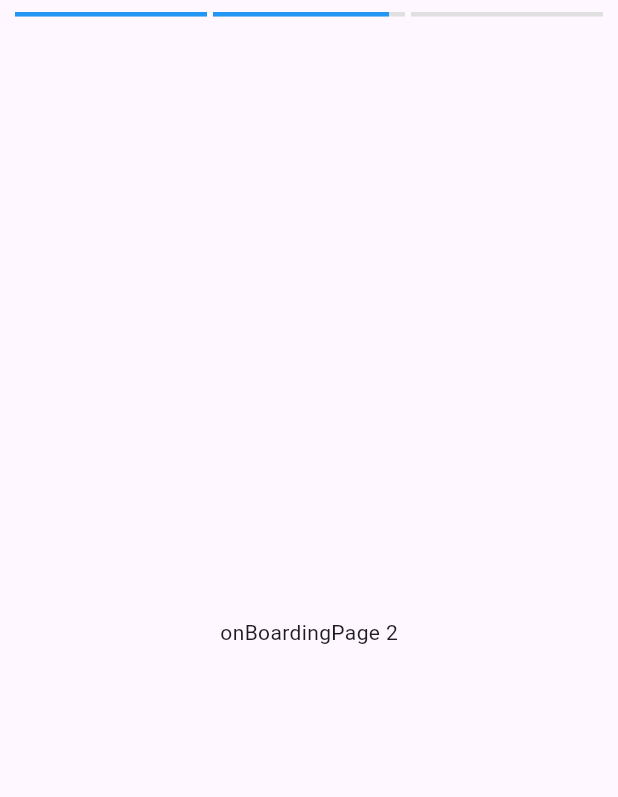
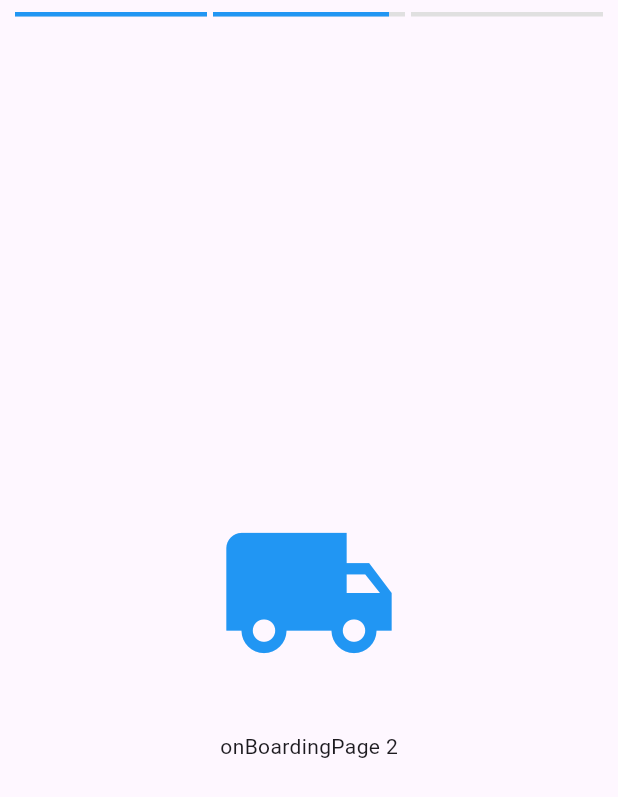
Before and after one commit to AlexandrRumyantsev/fake_store, a Flutter app: the screen it shows after launch, on a phone screen of 412 x 824 dp. Shown: the top 797 px of the screen. Run offline on Flutter 3.47's test engine with Material 3 defaults, Android fonts, the phone set to English and light mode, and no system bars; our stand-ins replace dio, flutter_svg, get_it, retrofit; generated files the repository leaves out were written again; statements that could not run were skipped.

Commit message:
Подгрузка списка продуктов

```diff
--- a/lib/di/init.dart
+++ b/lib/di/init.dart
@@ -2,5 +2,8 @@ import 'package:get_it/get_it.dart';
 import '../data/data_source/api/product.dart';
 import '../data/mappers/product.dart';
 import '../data/repositories/products.dart';
+import '../domain/repositories/product.dart';
+import '../domain/use_cases/product/get_products.dart';
+import '../infrastructure/api.dart';
 
 part 'injection.dart';
--- a/lib/di/injection.dart
+++ b/lib/di/injection.dart
@@ -10,12 +10,14 @@ final regS = sl.registerSingleton;
 final regF = sl.registerFactory;
 
 void configureDependencies() {
+  API.initialize();
   regLS(ProductService.new);
   regLS(ProductMapper.new);
-  regLS(
+  regLS<ProductRepository>(
     () => ProductRepositoryImpl(
       productService: sl<ProductService>(),
       productMapper: sl<ProductMapper>(),
     ),
   );
+  regLS(() => GetProductsUseCase(productRepository: sl<ProductRepository>()));
 }
--- /dev/null
+++ b/lib/domain/use_cases/product/get_products.dart
@@ -0,0 +1,13 @@
+import '../../entities/product.dart';
+import '../../repositories/product.dart';
+
+class GetProductsUseCase {
+  final ProductRepository _productRepository;
+
+  GetProductsUseCase({required ProductRepository productRepository})
+    : _productRepository = productRepository;
+
+  Future<List<ProductEntity>> call() async {
+    return _productRepository.getProducts();
+  }
+}
--- /dev/null
+++ b/lib/presentation/home_feed/state.dart
@@ -0,0 +1,13 @@
+part of 'view_model.dart';
+
+sealed class HomeFeedState {}
+class HomeFeedInitial extends HomeFeedState {}
+class HomeFeedLoading extends HomeFeedState {}
+class HomeFeedLoaded extends HomeFeedState {
+  final List<ProductEntity> products;
+  HomeFeedLoaded({required this.products});
+}
+class HomeFeedError extends HomeFeedState {
+  final String error;
+  HomeFeedError({required this.error});
+}
--- /dev/null
+++ b/lib/presentation/home_feed/view_model.dart
@@ -0,0 +1,27 @@
+import 'package:flutter/material.dart';
+
+import '../../di/init.dart';
+import '../../domain/entities/product.dart';
+import '../../domain/use_cases/product/get_products.dart';
+
+part 'state.dart';
+
+class HomeFeedViewModel extends ChangeNotifier {
+  final GetProductsUseCase _getProductsUseCase = sl<GetProductsUseCase>();
+  HomeFeedState _state = HomeFeedInitial();
+
+  HomeFeedState get state => _state;
+
+  /// Список продуктов
+  Future<void> fetchProducts() async {
+    _state = HomeFeedLoading();
+    notifyListeners();
+    try {
+      final products = await _getProductsUseCase.call();
+      _state = HomeFeedLoaded(products: products);
+    } catch (e) {
+      _state = HomeFeedError(error: e.toString());
+    }
+    notifyListeners();
+  }
+}
--- a/lib/presentation/onboarding/content.dart
+++ b/lib/presentation/onboarding/content.dart
@@ -2,11 +2,21 @@ part of 'page.dart';
 
 class _OnboardingContent extends StatelessWidget {
   final String text;
+  final IconData icon;
 
-  const _OnboardingContent({super.key, required this.text});
+  const _OnboardingContent({super.key, required this.text, required this.icon});
 
   @override
   Widget build(BuildContext context) {
-    return Center(child: Text(text));
+    return Center(
+      child: Column(
+        mainAxisAlignment: MainAxisAlignment.center,
+        children: [
+          Icon(icon, size: 120, color: Colors.blue),
+          const SizedBox(height: 32),
+          Text(text),
+        ],
+      ),
+    );
   }
 }
--- a/lib/presentation/onboarding/page.dart
+++ b/lib/presentation/onboarding/page.dart
@@ -2,6 +2,7 @@ import 'package:flutter/material.dart';
 import 'package:provider/provider.dart';
 
 import '../home_feed/page.dart';
+import '../home_feed/view_model.dart';
 import 'view_model.dart';
 
 part 'progress_bar.dart';
@@ -27,35 +28,42 @@ class _OnboardingPageContent extends StatefulWidget {
 }
 
 class _OnboardingPageContentState extends State<_OnboardingPageContent> {
+  late final OnboardingViewModel _viewModel;
+
   @override
   void initState() {
     super.initState();
+    _viewModel = context.read<OnboardingViewModel>();
     WidgetsBinding.instance.addPostFrameCallback((_) {
-      final viewModel = context.read<OnboardingViewModel>();
-      viewModel.onComplete = _navigateToHomeFeed;
-      viewModel.startTimer();
+      _viewModel.onComplete = _navigateToHomeFeed;
+      _viewModel.startTimer();
     });
   }
 
   void _navigateToHomeFeed() {
     if (mounted) {
       Navigator.of(context).pushReplacement(
-        MaterialPageRoute(builder: (_) => const HomeFeedPage()),
+        MaterialPageRoute(
+          builder: (_) => ChangeNotifierProvider(
+            create: (_) => HomeFeedViewModel(),
+            child: const HomeFeedPage(),
+          ),
+        ),
       );
     }
   }
 
-  void _handleTap(TapDownDetails details, OnboardingViewModel viewModel) {
+  void _handleTap(TapDownDetails details) {
     final screenWidth = MediaQuery.of(context).size.width;
     final tapPosition = details.globalPosition.dx;
 
     if (tapPosition < screenWidth / 2) {
-      viewModel.previousPage();
+      _viewModel.previousPage();
     } else {
-      if (viewModel.isLastPage) {
+      if (_viewModel.isLastPage) {
         _navigateToHomeFeed();
       } else {
-        viewModel.nextPage();
+        _viewModel.nextPage();
       }
     }
   }
@@ -63,11 +71,12 @@ class _OnboardingPageContentState extends State<_OnboardingPageContent> {
   @override
   Widget build(BuildContext context) {
     return Scaffold(
-      body: Consumer<OnboardingViewModel>(
-        builder: (context, viewModel, _) {
+      body: ListenableBuilder(
+        listenable: _viewModel,
+        builder: (context, _) {
           return GestureDetector(
             behavior: HitTestBehavior.opaque,
-            onTapDown: (details) => _handleTap(details, viewModel),
+            onTapDown: _handleTap,
             child: Column(
               children: [
                 SafeArea(
@@ -75,13 +84,13 @@ class _OnboardingPageContentState extends State<_OnboardingPageContent> {
                     padding: const EdgeInsets.all(8.0),
                     child: Row(
                       children: List.generate(
-                        viewModel.totalPages,
+                        _viewModel.totalPages,
                         (index) => Expanded(
                           child: Padding(
                             padding: const EdgeInsets.symmetric(horizontal: 2),
                             child: _ProgressBar(
-                              isActive: index == viewModel.currentPage,
-                              isPassed: index < viewModel.currentPage,
+                              isActive: index == _viewModel.currentPage,
+                              isPassed: index < _viewModel.currentPage,
                             ),
                           ),
                         ),
@@ -89,7 +98,7 @@ class _OnboardingPageContentState extends State<_OnboardingPageContent> {
                     ),
                   ),
                 ),
-                Expanded(child: _buildPageContent(viewModel.currentPage)),
+                Expanded(child: _buildPageContent(_viewModel.currentPage)),
               ],
             ),
           );
@@ -100,9 +109,21 @@ class _OnboardingPageContentState extends State<_OnboardingPageContent> {
 
   Widget _buildPageContent(int page) {
     final pages = [
-      const _OnboardingContent(key: ValueKey(0), text: 'onBoardingPage 1'),
-      const _OnboardingContent(key: ValueKey(1), text: 'onBoardingPage 2'),
-      const _OnboardingContent(key: ValueKey(2), text: 'onBoardingPage 3'),
+      const _OnboardingContent(
+        key: ValueKey(0),
+        text: 'onBoardingPage 1',
+        icon: Icons.shopping_bag,
+      ),
+      const _OnboardingContent(
+        key: ValueKey(1),
+        text: 'onBoardingPage 2',
+        icon: Icons.local_shipping,
+      ),
+      const _OnboardingContent(
+        key: ValueKey(2),
+        text: 'onBoardingPage 3',
+        icon: Icons.check_circle,
+      ),
     ];
 
     return AnimatedSwitcher(
--- a/pubspec.yaml
+++ b/pubspec.yaml
@@ -16,6 +16,7 @@ dependencies:
   get_it: ^9.2.0
   provider: 6.1.5
   flutter_svg: ^2.0.17
+  cached_network_image: ^3.4.1
 
 dev_dependencies:
   flutter_test:
@@ -25,6 +26,7 @@ dev_dependencies:
   retrofit_generator: '>=7.0.0 <8.0.0'
   build_runner: '>=2.3.0 <4.0.0'
 
+
 flutter:
   uses-material-design: true
 
```
Also changed, not shown: lib/data/data_source/api/product.dart (+6 -4 lines), lib/data/models/request/auth.dart (deleted, +0 -18 lines), lib/data/models/response/auth.dart (deleted, +0 -14 lines), lib/infrastructure/api.dart (+4 -4 lines), lib/presentation/home_feed/page.dart (+40 -2 lines), lib/presentation/home_feed/product_card.dart (+32 -0 lines), lib/data/models/request/auth.g.dart (deleted), lib/data/models/response/auth.g.dart (deleted), pubspec.lock.
